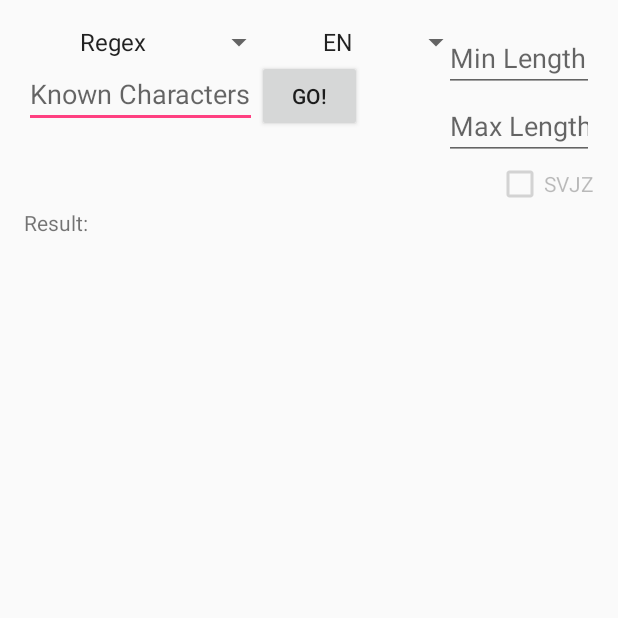
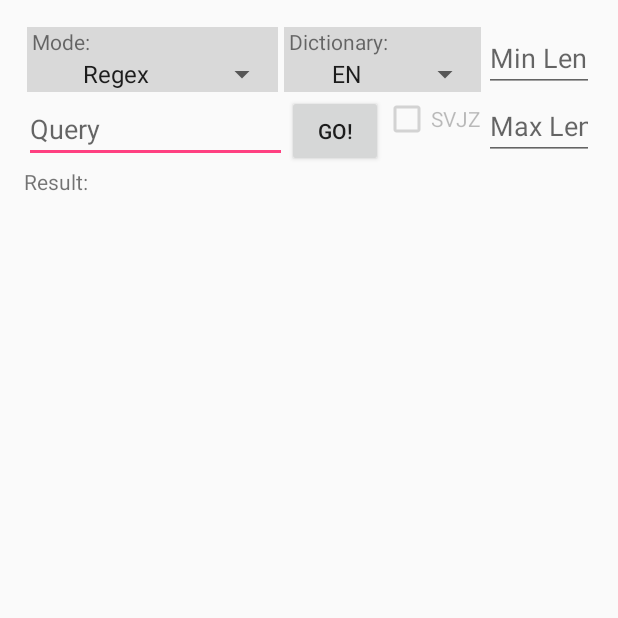
Before and after one commit to adamsikora/CipherBreaker, an Android app: the screen it shows after launch (PresmyslovnikActivity), after a tap on "Dictionary searcher", on a phone screen of 412 x 824 dp, the top half of it. Run offline under Robolectric (Android 15) with nearby library versions, the phone set to English and light mode, and no system bars.

Commit message:
Add multiple UX improvements

```diff
--- a/app/src/main/AndroidManifest.xml
+++ b/app/src/main/AndroidManifest.xml
@@ -7,12 +7,11 @@
     <application
         android:allowBackup="false"
         android:icon="@drawable/icon"
-        android:label=""
+        android:label="Cipher Breaker"
         android:supportsRtl="true"
         android:theme="@style/AppTheme">
         <activity
-            android:name=".MainActivity"
-            android:screenOrientation="portrait">
+            android:name=".MainActivity">
             <intent-filter>
                 <action android:name="android.intent.action.MAIN" />
 
--- a/app/src/main/java/cz/civilizacehra/cipherbreaker/CalendarActivity.kt
+++ b/app/src/main/java/cz/civilizacehra/cipherbreaker/CalendarActivity.kt
@@ -141,7 +141,7 @@ class CalendarActivity : Activity() {
         val filteredHolidays = filterHolidays()
         Collections.sort(filteredHolidays,
                 if (sortByName) Holiday.nameFirstComparator else Holiday.dateFirstComparator)
-        val toShow = StringBuilder("\n")
+        val toShow = StringBuilder()
         for (holiday in filteredHolidays) {
             toShow.append(holiday.toString(sortByName))
         }
--- a/app/src/main/java/cz/civilizacehra/cipherbreaker/MainActivity.kt
+++ b/app/src/main/java/cz/civilizacehra/cipherbreaker/MainActivity.kt
@@ -21,7 +21,7 @@ class MainActivity : Activity() {
                 ActivityInstance(getString(R.string.deternarizator), R.drawable.ic_three, DeternarizatorActivity::class.java),
                 ActivityInstance(getString(R.string.mrizkodrtic), R.drawable.ic_grid_on, MrizkoDrticActivity::class.java),
                 ActivityInstance(getString(R.string.azimuther), R.drawable.ic_explore, AzimutherActivity::class.java),
-                ActivityInstance(getString(R.string.calendar), R.drawable.ic_calendar, CalendarActivity::class.java),
+                ActivityInstance(getString(R.string.calendar), R.drawable.ic_date_range, CalendarActivity::class.java),
                 ActivityInstance(getString(R.string.principtrainer), R.drawable.ic_school, PrincipTrainerActivity::class.java),
                 ActivityInstance(getString(R.string.principreader), R.drawable.ic_assignment, PrincipReaderActivity::class.java),
                 ActivityInstance(getString(R.string.about), R.drawable.ic_info, AboutActivity::class.java)
--- a/app/src/main/res/layout/activity_debinarizator.xml
+++ b/app/src/main/res/layout/activity_debinarizator.xml
@@ -18,8 +18,7 @@
             android:layout_height="wrap_content"
             android:orientation="vertical"
             android:id="@+id/combinationLayout"
-            android:baselineAligned="false"
-            android:layout_alignParentTop="true">
+            android:baselineAligned="false">
 
             <LinearLayout
                 android:id="@+id/directionLayout"
@@ -85,7 +84,6 @@
             android:layout_width="wrap_content"
             android:layout_height="wrap_content"
             android:layout_alignParentEnd="true"
-            android:layout_alignParentTop="true"
             android:checkedButton="@+id/rbtn1"
             android:orientation="horizontal">
 
--- a/app/src/main/res/layout/activity_mrizko_drtic.xml
+++ b/app/src/main/res/layout/activity_mrizko_drtic.xml
@@ -12,8 +12,6 @@
     <RelativeLayout
         android:layout_width="match_parent"
         android:layout_height="wrap_content"
-        android:layout_alignParentStart="true"
-        android:layout_alignParentTop="true"
         android:id="@+id/relativeLayout">
 
         <EditText
--- a/app/src/main/res/layout/activity_presmyslovnik.xml
+++ b/app/src/main/res/layout/activity_presmyslovnik.xml
@@ -16,90 +16,102 @@
         android:layout_alignParentTop="true"
         android:id="@+id/relativeLayout">
 
+        <RelativeLayout
+            android:id="@+id/modeLayout"
+            style="@style/item_with_description_style" >
+
+            <TextView
+                android:id="@+id/modeTextView"
+                style="@style/description_style"
+                android:text="Mode:" />
+
             <Spinner
                 android:id="@+id/modeSpinner"
                 android:layout_width="wrap_content"
                 android:layout_height="wrap_content"
-            android:layout_alignParentStart="true"
-            android:layout_alignParentTop="true"
-            android:layout_marginStart="0dp"
-            android:layout_marginTop="0dp"
-            android:dropDownWidth="wrap_content"
-            android:entries="@array/presmyslovnik_mode"
-            android:scrollbars="vertical"
-            android:spinnerMode="dropdown"
-            android:textAlignment="center" />
+                android:layout_below="@+id/modeTextView"
+                style="@style/spinner_style"
+                android:entries="@array/presmyslovnik_mode" />
+
+        </RelativeLayout>
+
+        <RelativeLayout
+            android:id="@+id/dictionaryLayout"
+            android:layout_toEndOf="@+id/modeLayout"
+            style="@style/item_with_description_style" >
+
+            <TextView
+                android:id="@+id/dictionaryTextView"
+                style="@style/description_style"
+                android:text="Dictionary:" />
 
             <Spinner
                 android:id="@+id/dictionarySpinner"
                 android:layout_width="wrap_content"
                 android:layout_height="wrap_content"
-            android:layout_alignParentTop="true"
-            android:layout_marginStart="0dp"
-            android:layout_marginTop="0dp"
-            android:layout_toEndOf="@+id/modeSpinner"
-            android:dropDownWidth="wrap_content"
-            android:entries="@array/presmyslovnik_dictionary"
-            android:scrollbars="vertical"
-            android:spinnerMode="dropdown"
-            android:textAlignment="center" />
+                android:layout_below="@+id/dictionaryTextView"
+                style="@style/spinner_style"
+                android:entries="@array/presmyslovnik_dictionary" />
+
+        </RelativeLayout>
 
         <EditText
             android:id="@+id/inputEditText"
             android:layout_width="wrap_content"
             android:layout_height="wrap_content"
+            android:layout_below="@+id/modeLayout"
             android:layout_alignParentStart="true"
-            android:layout_below="@+id/modeSpinner"
+            android:layout_toStartOf="@+id/GoBtn"
             android:clickable="false"
             android:enabled="true"
-            android:hint="Known Characters"
+            android:hint="Query"
             android:imeOptions="actionGo"
             android:inputType="text" />
 
-        <EditText
-            android:id="@+id/minEditText"
-            android:layout_width="100dp"
+        <Button
+            android:id="@+id/GoBtn"
+            android:layout_width="64dp"
             android:layout_height="wrap_content"
-            android:layout_alignParentEnd="true"
-            android:layout_alignParentTop="true"
-            android:ems="10"
-            android:enabled="true"
-            android:hint="Min Length"
-            android:inputType="number" />
-
-        <EditText
-            android:id="@+id/maxEditText"
-            android:layout_width="100dp"
-            android:layout_height="wrap_content"
-            android:layout_alignParentEnd="true"
-            android:layout_below="@+id/minEditText"
-            android:ems="10"
-            android:enabled="true"
-            android:hint="Max Length"
-            android:inputType="number" />
+            android:layout_toStartOf="@+id/svjzCheckBox"
+            android:layout_below="@+id/modeLayout"
+            android:text="@string/go" />
 
         <CheckBox
             android:id="@+id/svjzCheckBox"
             android:layout_width="wrap_content"
             android:layout_height="wrap_content"
-            android:layout_alignParentEnd="true"
-            android:layout_below="@+id/maxEditText"
+            android:layout_alignEnd="@+id/dictionaryLayout"
+            android:layout_below="@+id/modeLayout"
             android:text="SVJZ" />
 
-        <Button
-            android:id="@+id/GoBtn"
-            android:layout_width="70dp"
+        <EditText
+            android:id="@+id/minEditText"
+            android:layout_width="80dp"
             android:layout_height="wrap_content"
-            android:layout_toEndOf="@+id/inputEditText"
-            android:layout_below="@+id/modeSpinner"
-            android:text="@string/go" />
+            android:layout_alignParentTop="true"
+            android:layout_toEndOf="@+id/dictionaryLayout"
+            android:ems="10"
+            android:enabled="true"
+            android:hint="Min Len"
+            android:inputType="number" />
+
+        <EditText
+            android:id="@+id/maxEditText"
+            android:layout_width="80dp"
+            android:layout_height="wrap_content"
+            android:layout_below="@+id/minEditText"
+            android:layout_toEndOf="@+id/dictionaryLayout"
+            android:ems="10"
+            android:enabled="true"
+            android:hint="Max Len"
+            android:inputType="number" />
 
     </RelativeLayout>
 
     <ScrollView
         android:id="@+id/scrollView"
         android:layout_width="fill_parent"
-        android:layout_height="wrap_content"
+        android:layout_height="fill_parent"
         android:fillViewport="true"
         android:scrollbars="vertical"
         android:layout_below="@+id/relativeLayout"
@@ -107,7 +119,7 @@
 
         <TextView
             android:id="@+id/resultTextView"
-            android:layout_width="fill_parent"
+            android:layout_width="match_parent"
             android:layout_height="wrap_content"
             android:text="@string/result" />
 
--- a/app/src/main/res/values/styles.xml
+++ b/app/src/main/res/values/styles.xml
@@ -34,4 +34,38 @@
         <item name="android:background">@color/colorPrimary</item>
     </style>
 
+    <style name="azimuther_text_input_style">
+        <item name="android:layout_width">120dp</item>
+        <item name="android:layout_height">wrap_content</item>
+        <item name="android:enabled">true</item>
+        <item name="android:inputType">numberDecimal</item>
+    </style>
+
+    <style name="item_with_description_style">
+        <item name="android:layout_width">wrap_content</item>
+        <item name="android:layout_height">wrap_content</item>
+        <item name="android:layout_margin">2dp</item>
+        <item name="android:background">@color/lightGray</item>
+    </style>
+
+    <style name="strict_item_with_description_style">
+        <item name="android:layout_width">0dp</item>
+        <item name="android:layout_height">wrap_content</item>
+        <item name="android:layout_margin">2dp</item>
+        <item name="android:background">@color/lightGray</item>
+    </style>
+
+    <style name="description_style">
+        <item name="android:layout_width">wrap_content</item>
+        <item name="android:layout_height">wrap_content</item>
+        <item name="android:layout_marginStart">3dp</item>
+    </style>
+
+    <style name="spinner_style">
+        <item name="android:dropDownWidth">wrap_content</item>
+        <item name="android:scrollbars">vertical</item>
+        <item name="android:spinnerMode">dropdown</item>
+        <item name="android:textAlignment">center</item>
+    </style>
+
 </resources>
```
Also changed, not shown: app/src/main/res/layout/activity_about.xml (+1 -6 lines), app/src/main/res/layout/activity_azimuther.xml (+22 -34 lines), app/src/main/res/layout/activity_calendar.xml (+65 -46 lines). Lines whose indentation alone changed are shown as unchanged.
